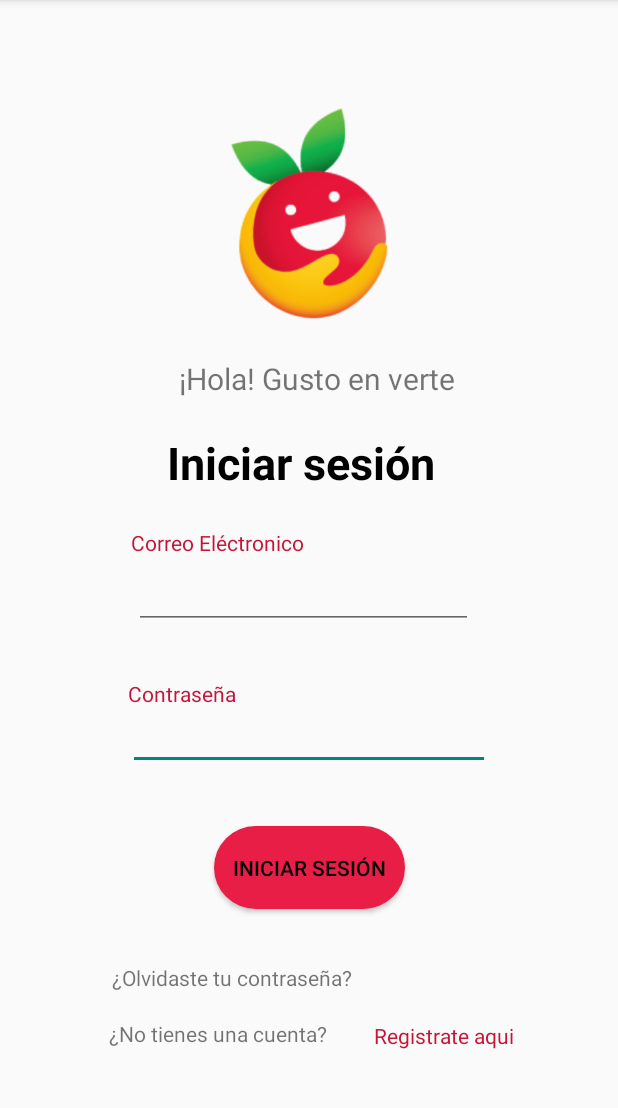
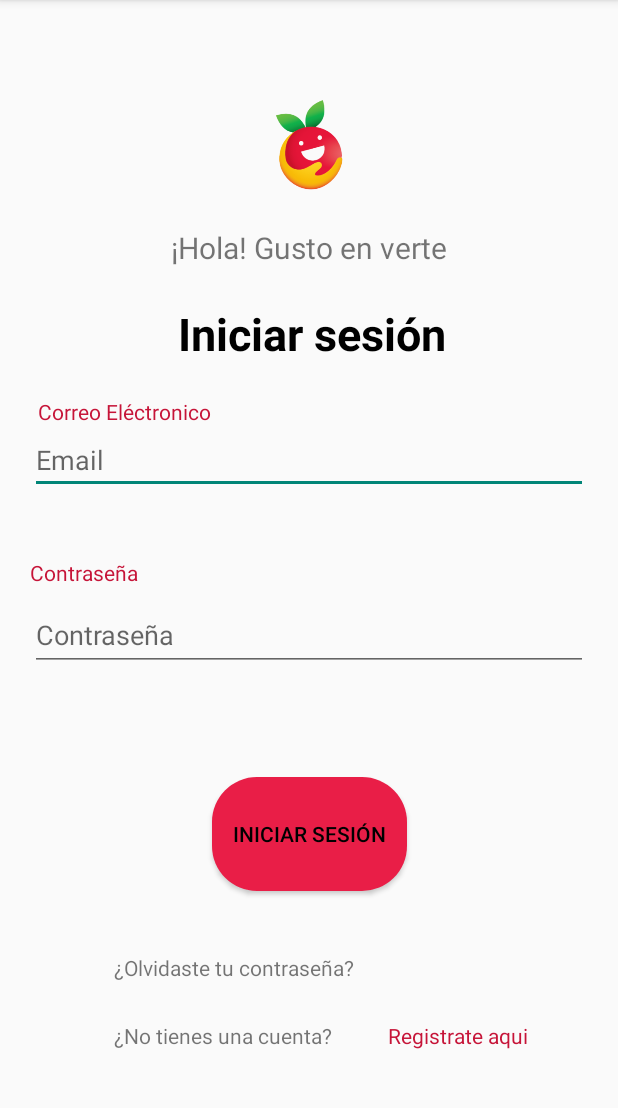
Before and after one commit to Gemini284/Android_project, an Android app: the screen it shows after launch (Login), on a phone screen of 412 x 824 dp, the part 84-1192 px from its top. Run offline under Robolectric (Android 15) with nearby library versions, the phone set to English and light mode, and no system bars.

Commit message:
arreglo de detalles

```diff
--- a/app/build.gradle
+++ b/app/build.gradle
@@ -29,6 +29,9 @@
     kotlinOptions {
         jvmTarget = '1.8'
     }
+    viewBinding {
+        enabled = true
+    }
 }
 
 dependencies {
--- a/app/src/main/java/com/example/project/Login.kt
+++ b/app/src/main/java/com/example/project/Login.kt
@@ -2,10 +2,15 @@
 
 import androidx.appcompat.app.AppCompatActivity
 import android.os.Bundle
+import android.text.method.HideReturnsTransformationMethod
+import android.text.method.PasswordTransformationMethod
 
 class Login : AppCompatActivity() {
+
     override fun onCreate(savedInstanceState: Bundle?) {
         super.onCreate(savedInstanceState)
         setContentView(R.layout.activity_login)
+
     }
+
 }
--- /dev/null
+++ b/app/src/main/res/drawable/ic_hide_password_24.xml
@@ -0,0 +1,5 @@
+<vector android:height="24dp" android:tint="#000000"
+    android:viewportHeight="24" android:viewportWidth="24"
+    android:width="24dp" xmlns:android="http://schemas.android.com/apk/res/android">
+    <path android:fillColor="@android:color/white" android:pathData="M12,7c2.76,0 5,2.24 5,5 0,0.65 -0.13,1.26 -0.36,1.83l2.92,2.92c1.51,-1.26 2.7,-2.89 3.43,-4.75 -1.73,-4.39 -6,-7.5 -11,-7.5 -1.4,0 -2.74,0.25 -3.98,0.7l2.16,2.16C10.74,7.13 11.35,7 12,7zM2,4.27l2.28,2.28 0.46,0.46C3.08,8.3 1.78,10.02 1,12c1.73,4.39 6,7.5 11,7.5 1.55,0 3.03,-0.3 4.38,-0.84l0.42,0.42L19.73,22 21,20.73 3.27,3 2,4.27zM7.53,9.8l1.55,1.55c-0.05,0.21 -0.08,0.43 -0.08,0.65 0,1.66 1.34,3 3,3 0.22,0 0.44,-0.03 0.65,-0.08l1.55,1.55c-0.67,0.33 -1.41,0.53 -2.2,0.53 -2.76,0 -5,-2.24 -5,-5 0,-0.79 0.2,-1.53 0.53,-2.2zM11.84,9.02l3.15,3.15 0.02,-0.16c0,-1.66 -1.34,-3 -3,-3l-0.17,0.01z"/>
+</vector>
--- /dev/null
+++ b/app/src/main/res/drawable/ic_show_password_24dp.xml
@@ -0,0 +1,5 @@
+<vector android:height="24dp" android:tint="#000000"
+    android:viewportHeight="24" android:viewportWidth="24"
+    android:width="24dp" xmlns:android="http://schemas.android.com/apk/res/android">
+    <path android:fillColor="@android:color/white" android:pathData="M12,4.5C7,4.5 2.73,7.61 1,12c1.73,4.39 6,7.5 11,7.5s9.27,-3.11 11,-7.5c-1.73,-4.39 -6,-7.5 -11,-7.5zM12,17c-2.76,0 -5,-2.24 -5,-5s2.24,-5 5,-5 5,2.24 5,5 -2.24,5 -5,5zM12,9c-1.66,0 -3,1.34 -3,3s1.34,3 3,3 3,-1.34 3,-3 -1.34,-3 -3,-3z"/>
+</vector>
--- a/app/src/main/res/layout/activity_login.xml
+++ b/app/src/main/res/layout/activity_login.xml
@@ -4,139 +4,135 @@
     xmlns:tools="http://schemas.android.com/tools"
     android:layout_width="match_parent"
     android:layout_height="match_parent"
-    tools:context=".Iniciar_sesion">
+    tools:context=".Login">
+
+
     <TextView
         android:id="@+id/textView12"
         android:layout_width="wrap_content"
         android:layout_height="wrap_content"
-        android:layout_marginEnd="14dp"
-        android:layout_marginBottom="23dp"
+        android:layout_marginEnd="1dp"
+        android:layout_marginBottom="22dp"
         android:text="Iniciar sesión"
         android:textColor="#000"
         android:textSize="30sp"
         android:textStyle="bold"
         app:layout_constraintBottom_toTopOf="@+id/textView10"
-        app:layout_constraintEnd_toEndOf="@+id/textView"
-        app:layout_constraintTop_toBottomOf="@+id/textView" />
+        app:layout_constraintEnd_toEndOf="@+id/textView" />
 
     <ImageView
         android:id="@+id/imageView"
         android:layout_width="173dp"
-        android:layout_height="0dp"
-        android:layout_marginTop="66dp"
+        android:layout_height="63dp"
         android:layout_marginBottom="24dp"
         app:layout_constraintBottom_toTopOf="@+id/textView"
         app:layout_constraintEnd_toEndOf="parent"
         app:layout_constraintStart_toStartOf="parent"
-        app:layout_constraintTop_toTopOf="parent"
         app:srcCompat="@drawable/img" />
 
     <Button
         android:id="@+id/Inicio"
-        android:layout_width="127dp"
-        android:layout_height="55dp"
-        android:layout_marginBottom="36dp"
+        android:layout_width="130dp"
+        android:layout_height="76dp"
+        android:layout_marginBottom="41dp"
         android:background="@drawable/btn_bg"
         android:text="Iniciar Sesión"
         android:textColor="#000000"
         app:layout_constraintBottom_toTopOf="@+id/textView2"
         app:layout_constraintEnd_toEndOf="parent"
-        app:layout_constraintStart_toStartOf="parent"
-        app:layout_constraintTop_toBottomOf="@+id/ContrasenaIS" />
+        app:layout_constraintStart_toStartOf="parent" />
 
     <TextView
         android:id="@+id/textView"
         android:layout_width="wrap_content"
         android:layout_height="wrap_content"
-        android:layout_marginBottom="22dp"
+        android:layout_marginBottom="23dp"
         android:text="¡Hola! Gusto en verte"
         android:textSize="20dp"
         app:layout_constraintBottom_toTopOf="@+id/textView12"
-        app:layout_constraintStart_toStartOf="@+id/imageView"
-        app:layout_constraintTop_toBottomOf="@+id/imageView" />
+        app:layout_constraintEnd_toEndOf="parent"
+        app:layout_constraintStart_toStartOf="parent" />
 
     <TextView
         android:id="@+id/textView2"
         android:layout_width="wrap_content"
         android:layout_height="wrap_content"
-        android:layout_marginStart="2dp"
-        android:layout_marginBottom="19dp"
+        android:layout_marginBottom="26dp"
         android:text="¿Olvidaste tu contraseña?"
-        app:layout_constraintBottom_toTopOf="@+id/textView4"
-        app:layout_constraintStart_toStartOf="@+id/textView3"
-        app:layout_constraintTop_toBottomOf="@+id/Inicio" />
+        app:layout_constraintBottom_toTopOf="@+id/textView3"
+        app:layout_constraintStart_toStartOf="@+id/textView3" />
 
     <TextView
         android:id="@+id/textView3"
         android:layout_width="wrap_content"
         android:layout_height="wrap_content"
-        android:layout_marginStart="3dp"
-        android:layout_marginTop="18dp"
-        android:layout_marginEnd="31dp"
+        android:layout_marginEnd="37dp"
+        android:layout_marginBottom="68dp"
         android:text="¿No tienes una cuenta?"
-        app:layout_constraintEnd_toStartOf="@+id/textView4"
-        app:layout_constraintHorizontal_chainStyle="packed"
-        app:layout_constraintStart_toStartOf="parent"
-        app:layout_constraintTop_toBottomOf="@+id/textView2" />
+        app:layout_constraintBottom_toBottomOf="parent"
+        app:layout_constraintEnd_toStartOf="@+id/textView4" />
 
     <TextView
         android:id="@+id/textView4"
         android:layout_width="wrap_content"
-        android:layout_height="wrap_content"
-        android:layout_marginBottom="68dp"
+        android:layout_height="0dp"
+        android:layout_marginEnd="60dp"
         android:text="Registrate aqui"
         android:textColor="#C61438"
-        app:layout_constraintBottom_toBottomOf="parent"
-        app:layout_constraintEnd_toEndOf="parent"
-        app:layout_constraintStart_toEndOf="@+id/textView3"
-        app:layout_constraintTop_toBottomOf="@+id/textView2" />
+        app:layout_constraintBaseline_toBaselineOf="@+id/textView3"
+        app:layout_constraintEnd_toEndOf="parent" />
+
 
     <TextView
         android:id="@+id/textView10"
         android:layout_width="wrap_content"
         android:layout_height="wrap_content"
-        android:layout_marginStart="88dp"
-        android:layout_marginEnd="88dp"
+        android:layout_marginStart="5dp"
         android:text="Correo Eléctronico"
         android:textColor="#C61438"
-        app:layout_constraintBottom_toTopOf="@+id/CorreoIS"
-        app:layout_constraintEnd_toEndOf="@+id/textView12"
-        app:layout_constraintStart_toStartOf="parent"
-        app:layout_constraintTop_toBottomOf="@+id/textView12" />
-
-    <EditText
-        android:id="@+id/ContrasenaIS"
-        android:layout_width="241dp"
-        android:layout_height="41dp"
-        android:layout_marginBottom="37dp"
-        android:ems="10"
-        android:inputType="textPassword"
-        app:passwordToggleEnabled = "true"
-        app:layout_constraintBottom_toTopOf="@+id/Inicio"
-        app:layout_constraintEnd_toEndOf="parent"
-        app:layout_constraintStart_toStartOf="parent"
-        app:layout_constraintTop_toBottomOf="@+id/textView11" />
-
-    <EditText
-        android:id="@+id/CorreoIS"
-        android:layout_width="226dp"
-        android:layout_height="48dp"
-        android:layout_marginStart="2dp"
-        android:layout_marginBottom="33dp"
-        android:ems="10"
-        android:inputType="textEmailAddress"
-        app:layout_constraintBottom_toTopOf="@+id/textView11"
-        app:layout_constraintStart_toStartOf="@+id/textView10"
-        app:layout_constraintTop_toBottomOf="@+id/textView10" />
+        app:layout_constraintBottom_toTopOf="@+id/editText_email"
+        app:layout_constraintStart_toStartOf="@+id/editText_email" />
 
     <TextView
         android:id="@+id/textView11"
         android:layout_width="wrap_content"
         android:layout_height="wrap_content"
+        android:layout_marginBottom="8dp"
         android:text="Contraseña"
         android:textColor="#C61438"
-        app:layout_constraintBottom_toTopOf="@+id/ContrasenaIS"
-        app:layout_constraintStart_toStartOf="@+id/ContrasenaIS"
-        app:layout_constraintTop_toBottomOf="@+id/CorreoIS" />
+        app:layout_constraintBottom_toTopOf="@+id/editText_password"
+        app:layout_constraintStart_toStartOf="@+id/editText_password" />
+
+    <EditText
+        android:id="@+id/editText_email"
+        android:layout_width="0dp"
+        android:layout_height="wrap_content"
+        android:layout_marginStart="20dp"
+        android:layout_marginTop="284dp"
+        android:layout_marginEnd="20dp"
+        android:ems="10"
+        android:hint="Email"
+        android:inputType="textPersonName"
+        app:layout_constraintEnd_toEndOf="parent"
+        app:layout_constraintStart_toStartOf="parent"
+        app:layout_constraintTop_toTopOf="parent" />
+
+    <EditText
+        android:id="@+id/editText_password"
+        android:layout_width="0dp"
+        android:layout_height="48dp"
+        android:layout_marginStart="20dp"
+        android:layout_marginTop="52dp"
+        android:layout_marginEnd="20dp"
+        android:layout_marginBottom="53dp"
+        android:ems="10"
+        android:hint="Contraseña"
+        android:inputType="textPassword"
+        android:textColor="#020202"
+        app:layout_constraintBottom_toTopOf="@+id/Inicio"
+        app:layout_constraintEnd_toEndOf="parent"
+        app:layout_constraintStart_toStartOf="parent"
+        app:layout_constraintTop_toBottomOf="@+id/editText_email" />
+
 
 </androidx.constraintlayout.widget.ConstraintLayout>
```
Also changed, not shown: app/src/main/res/layout/activity_registrar.xml (+51 -52 lines).
